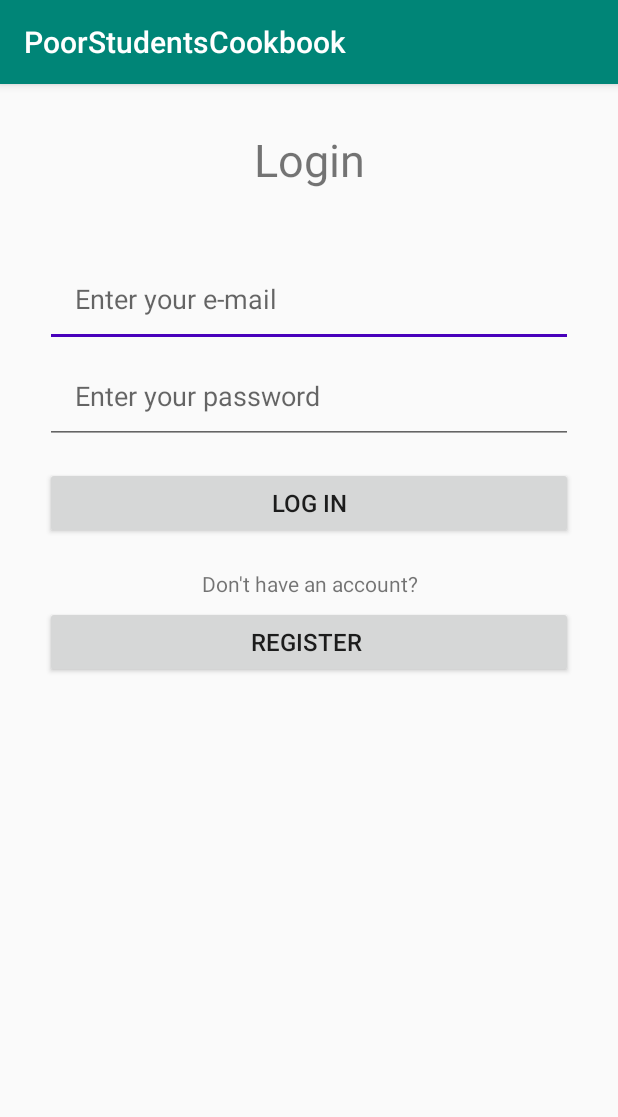
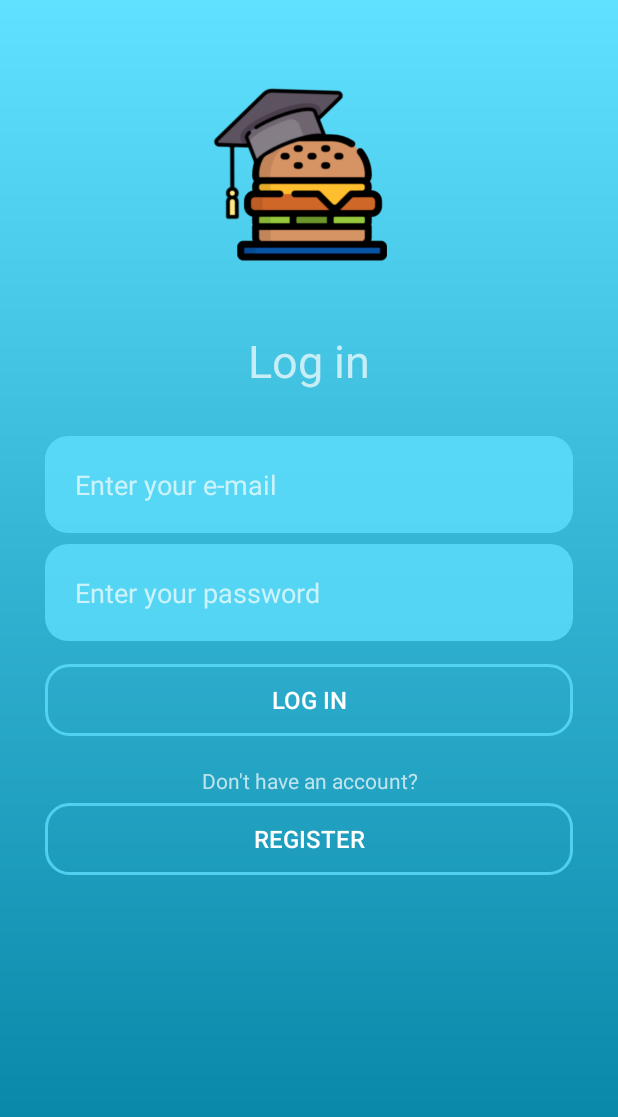
Before and after one commit to ikordic/PoorStudentsCookbook, an Android app: the LoginActivity screen opened directly, with no data from a screen before it, on a phone screen of 412 x 824 dp. Shown: the top 1117 px of the screen. Run offline under Robolectric (Android 15) with nearby library versions, the phone set to English and light mode, and no system bars; our stand-ins replace Firebase (no records; nobody signed in at launch, a user with empty details on screens opened directly); libraries missing offline, so code that uses them is left out: net.yslibrary.android.

Commit message:
UI update.

```diff
--- a/app/src/main/java/com/kordic/ivan/poorstudentscookbook/RecipeOverviewActivity.java
+++ b/app/src/main/java/com/kordic/ivan/poorstudentscookbook/RecipeOverviewActivity.java
@@ -57,7 +57,6 @@ public class RecipeOverviewActivity extends AppCompatActivity
         this.textViewRecipeOverviewDescription = findViewById(R.id.textViewRecipeOverviewDescription);
         this.imageViewRecipeOverview = findViewById(R.id.imageViewRecipeOverview);
         this.textViewRecipeOverviewBy = findViewById(R.id.textViewRecipeOverviewBy);
-        this.listViewRecipeIngredients = findViewById(R.id.listViewRecipeIngredients);
         this.textViewRecipeOverviewPreparationSteps = findViewById(R.id.textViewRecipeOverviewPreparationSteps);
 
         if(savedInstanceState == null)
@@ -94,7 +93,7 @@ public class RecipeOverviewActivity extends AppCompatActivity
                             assert recipe != null;
                             textViewRecipeOverviewName.setText(recipe.getRecipeName());
                             textViewRecipeOverviewDescription.setText(recipe.getRecipeDescription());
-                            textViewRecipeOverviewBy.setText("by: " + recipe.getRecipeAuthorUsername());
+                            textViewRecipeOverviewBy.setText(recipe.getRecipeAuthorUsername());
                             textViewRecipeOverviewPreparationSteps.setText(recipe.getRecipePreparationSteps());
                             username = recipe.getRecipeAuthorUsername();
                             ArrayList<String> arrayList  = new ArrayList<String>();
--- /dev/null
+++ b/app/src/main/res/drawable/bg_login.xml
@@ -0,0 +1,10 @@
+<?xml version="1.0" encoding="utf-8"?>
+<shape xmlns:android="http://schemas.android.com/apk/res/android">
+
+    <gradient
+
+        android:startColor="@color/background_blue_light"
+        android:endColor="@color/background_blue_dark"
+        android:angle="270" />
+
+</shape>
--- /dev/null
+++ b/app/src/main/res/drawable/button_background.xml
@@ -0,0 +1,18 @@
+<?xml version="1.0" encoding="utf-8"?>
+<selector xmlns:android="http://schemas.android.com/apk/res/android">
+
+    <item android:state_pressed="true">
+        <shape>
+            <stroke android:color="@color/background_blue_dark" android:width="2dp"/>
+            <corners android:radius="15dp" />
+        </shape>
+    </item>
+
+    <item>
+        <shape>
+            <stroke android:color="@color/details_light" android:width="2dp"/>
+            <corners android:radius="15dp" />
+        </shape>
+    </item>
+
+</selector>
--- /dev/null
+++ b/app/src/main/res/drawable/edit_text_background.xml
@@ -0,0 +1,7 @@
+<?xml version="1.0" encoding="utf-8"?>
+<shape xmlns:android="http://schemas.android.com/apk/res/android">
+
+        <solid android:color="@color/details_light" />
+        <corners android:radius="15dp" />
+
+    </shape>
--- a/app/src/main/res/layout/activity_login.xml
+++ b/app/src/main/res/layout/activity_login.xml
@@ -5,6 +5,7 @@
     android:layout_width="match_parent"
     android:layout_height="match_parent"
     android:orientation="vertical"
+    android:background="@drawable/bg_login"
     tools:context=".LoginActivity">
 
     <ScrollView
@@ -16,28 +17,35 @@
             android:layout_height="wrap_content"
             android:orientation="vertical">
 
+            <ImageView
+                android:layout_width="200dp"
+                android:layout_height="200dp"
+                android:layout_gravity="center"
+                android:layout_marginTop="20dp"
+                android:src="@drawable/logo_600"/>
+
             <TextView
-                android:id="@+id/textViewLogin"
+                android:id="@+id/textViewRegister"
                 android:layout_width="match_parent"
                 android:layout_height="wrap_content"
                 android:layout_marginLeft="30dp"
-                android:layout_marginTop="30dp"
                 android:layout_marginRight="30dp"
-                android:text="Login"
+                android:text="Log in"
                 android:textAlignment="center"
-                android:textSize="30sp"/>
+                android:textSize="30sp" />
 
             <EditText
                 android:id="@+id/editTextLoginEmail"
                 android:layout_width="match_parent"
                 android:layout_height="wrap_content"
                 android:layout_marginLeft="30dp"
-                android:layout_marginTop="40dp"
+                android:layout_marginTop="30dp"
                 android:layout_marginRight="30dp"
+                android:background="@drawable/edit_text_background"
                 android:hint="Enter your e-mail"
                 android:inputType="textEmailAddress"
                 android:padding="20dp"
-                android:textSize="18sp"/>
+                android:textSize="18sp" />
 
             <EditText
                 android:id="@+id/editTextLoginPassword"
@@ -45,7 +53,9 @@
                 android:layout_height="wrap_content"
                 android:layout_marginLeft="30dp"
                 android:layout_marginRight="30dp"
+                android:layout_marginTop="7dp"
                 android:hint="Enter your password"
+                android:background="@drawable/edit_text_background"
                 android:inputType="textPassword"
                 android:padding="20dp"
                 android:textSize="18sp"/>
@@ -57,8 +67,10 @@
                 android:layout_marginLeft="30dp"
                 android:layout_marginTop="15dp"
                 android:layout_marginRight="30dp"
+                android:background="@drawable/button_background"
                 android:text="Log In"
-                android:textSize="16sp"/>
+                android:textColor="@color/common_google_signin_btn_text_dark_pressed"
+                android:textSize="16sp" />
 
             <TextView
                 android:id="@+id/textViewNoAccount"
@@ -77,8 +89,10 @@
                 android:layout_marginLeft="30dp"
                 android:layout_marginTop="5dp"
                 android:layout_marginRight="30dp"
-                android:layout_marginBottom="30dp"
-                android:text="Register "
+                android:layout_marginBottom="40dp"
+                android:background="@drawable/button_background"
+                android:text="Register"
+                android:textColor="@color/common_google_signin_btn_text_dark_pressed"
                 android:textSize="16sp" />
 
         </LinearLayout>
--- a/app/src/main/res/layout/activity_my_recipes.xml
+++ b/app/src/main/res/layout/activity_my_recipes.xml
@@ -4,7 +4,8 @@
     xmlns:tools="http://schemas.android.com/tools"
     android:layout_width="match_parent"
     android:layout_height="match_parent"
-    tools:context=".RecipeCardViewActivity">
+    tools:context=".RecipeCardViewActivity"
+    android:background="@drawable/bg_login">
 
     <android.support.design.widget.FloatingActionButton
         android:id="@+id/buttonAddNewRecipe"
--- a/app/src/main/res/layout/activity_profile_recipes.xml
+++ b/app/src/main/res/layout/activity_profile_recipes.xml
@@ -4,8 +4,9 @@
     xmlns:tools="http://schemas.android.com/tools"
     android:layout_width="match_parent"
     android:layout_height="match_parent"
-    android:background="@color/common_google_signin_btn_text_light_disabled"
-    tools:context=".ProfileRecipesActivity">
+    android:background="@drawable/bg_login"
+    tools:context=".ProfileRecipesActivity"
+    >
 
     <ImageView
         android:id="@+id/imageViewProfileUserImage"
--- a/app/src/main/res/layout/activity_recipe_card_view.xml
+++ b/app/src/main/res/layout/activity_recipe_card_view.xml
@@ -4,7 +4,8 @@
     xmlns:tools="http://schemas.android.com/tools"
     android:layout_width="match_parent"
     android:layout_height="match_parent"
-    tools:context=".RecipeCardViewActivity">
+    tools:context=".RecipeCardViewActivity"
+    android:background="@drawable/bg_login">
 
     <android.support.design.widget.FloatingActionButton
         android:id="@+id/buttonAddNewRecipe"
--- a/app/src/main/res/layout/recipe_card_element.xml
+++ b/app/src/main/res/layout/recipe_card_element.xml
@@ -11,6 +11,7 @@
     <LinearLayout
         android:layout_width="match_parent"
         android:layout_height="wrap_content"
+        android:background="@drawable/common_google_signin_btn_icon_dark_normal_background"
         android:orientation="vertical"
         android:padding="16dp">
 
@@ -38,14 +39,13 @@
             android:layout_width="302dp"
             android:layout_height="wrap_content"
             android:layout_gravity="center"
+            android:layout_marginBottom="15dp"
             android:ellipsize="end"
             android:maxLines="2"
             android:text="Lorem ispsum sit doloret"
             android:textAlignment="center"
             android:textColor="@android:color/darker_gray"
-            android:textSize="16sp"
-            android:layout_marginBottom="15dp"
-            />
+            android:textSize="16sp" />
 
     </LinearLayout>
 
--- a/app/src/main/res/layout/recipe_card_overview_list.xml
+++ b/app/src/main/res/layout/recipe_card_overview_list.xml
@@ -2,6 +2,7 @@
 <LinearLayout xmlns:android="http://schemas.android.com/apk/res/android"
     android:layout_width="match_parent"
     android:layout_height="match_parent"
-    android:orientation="vertical">
+    android:orientation="vertical"
+    android:background="@drawable/bg_login">
 
 </LinearLayout>
--- a/app/src/main/res/values/colors.xml
+++ b/app/src/main/res/values/colors.xml
@@ -1,6 +1,13 @@
 <?xml version="1.0" encoding="utf-8"?>
 <resources>
-    <color name="colorPrimary">#008577</color>
-    <color name="colorPrimaryDark">#00574B</color>
-    <color name="colorAccent">#4800BB</color>
+    <color name="colorPrimary">#00afd1</color>
+    <color name="colorPrimaryDark">#007fa0</color>
+    <color name="colorAccent">#29b6f6</color>
+
+    <color name="background_blue_light">#60e1ff</color>
+    <color name="background_blue_dark">#007fa0</color>
+
+    <color name="details_light">#C160e1ff</color>
+    <color name="details_dark">#C1007fa0</color>
+
 </resources>
--- a/app/src/main/res/values/styles.xml
+++ b/app/src/main/res/values/styles.xml
@@ -3,8 +3,15 @@
     <!-- Base application theme. -->
     <style name="AppTheme" parent="Theme.AppCompat.Light.DarkActionBar">
         <!-- Customize your theme here. -->
-        <item name="colorPrimary">@color/colorPrimary</item>
-        <item name="colorPrimaryDark">@color/colorPrimaryDark</item>
+        <item name="colorPrimary">@color/background_blue_light</item>
+        <item name="colorPrimaryDark">@color/background_blue_dark</item>
+        <item name="colorAccent">@color/colorAccent</item>
+    </style>
+
+    <style name="AppThemeNoActionBar" parent="Theme.AppCompat.NoActionBar">
+        <!-- Customize your theme here. -->
+        <item name="colorPrimary">@color/background_blue_light</item>
+        <item name="colorPrimaryDark">@color/background_blue_dark</item>
         <item name="colorAccent">@color/colorAccent</item>
     </style>
 
```
Also changed, not shown: app/src/main/AndroidManifest.xml (+15 -7 lines), app/src/main/res/layout/activity_add_new_recipe.xml (+18 -5 lines), app/src/main/res/layout/activity_recipe_overview.xml (+18 -9 lines), app/src/main/res/layout/activity_register.xml (+21 -4 lines), app/src/main/res/layout/activity_user_profile.xml (+50 -25 lines), app/src/main/res/drawable/logo_600.png (added).
